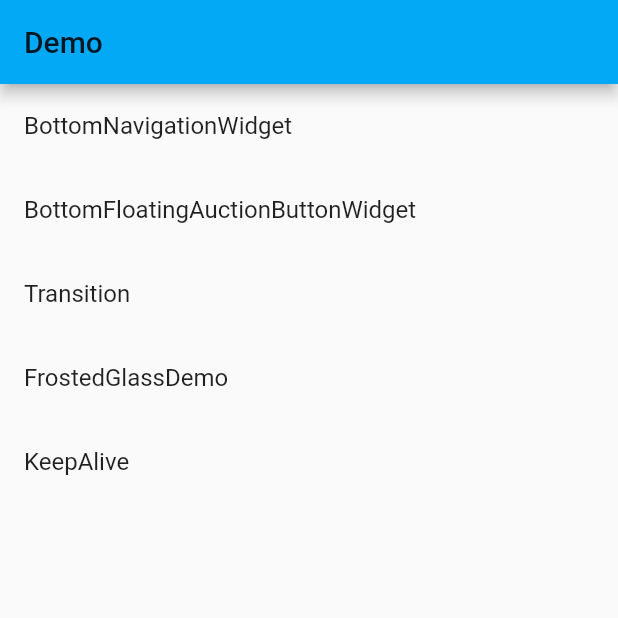
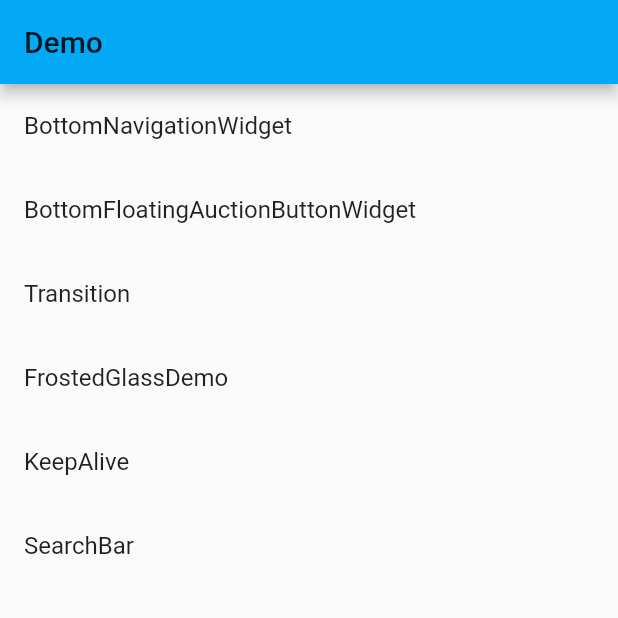
Before and after one commit to Ricky-yu/flutter_demo, a Flutter app: the screen it shows after launch, on a phone screen of 412 x 824 dp, the top half of it. Run offline on Flutter 3.47's test engine with Material 2 defaults, Android fonts, the phone set to English and light mode, and no system bars.

Commit message:
rename add SearchBar

```diff
--- a/lib/main.dart
+++ b/lib/main.dart
@@ -4,6 +4,7 @@ import 'BottomFloatingActionButton/BottomFAB.dart';
 import 'CustomTransition/Pages.dart';
 import 'FrostedGlass/FrostedGlass.dart';
 import 'KeepAlive/KeepAliveData.dart';
+import 'SearchBar/SearchBar.dart';
 
 class View {
   final String title;
@@ -23,7 +24,8 @@ void main() {
       View('BottomFloatingAuctionButtonWidget', BottomFabWidget()),
       View('Transition', Pages()),
       View('FrostedGlassDemo', FrostedGlass()),
-      View('KeepAlive', KeepAliveData())
+      View('KeepAlive', KeepAliveData()),
+      View('SearchBar', SearchBar())
     ]),
   ));
 }
```
